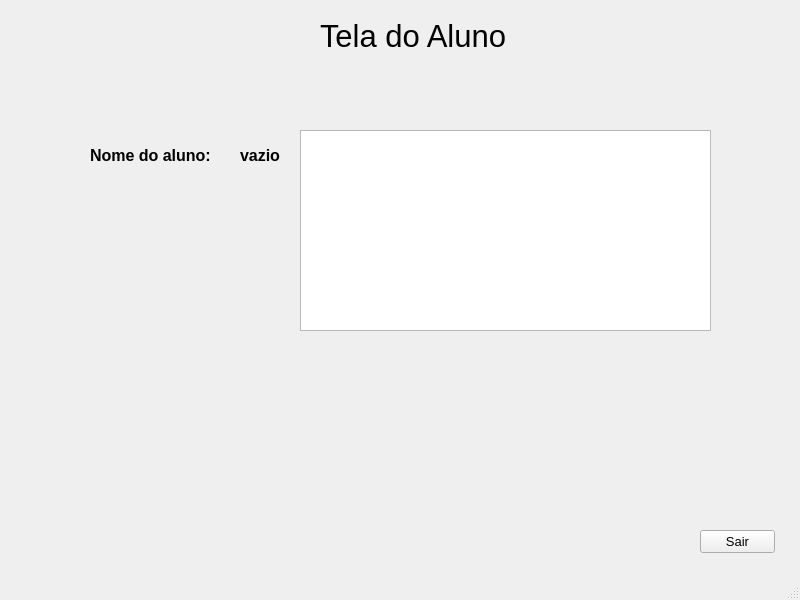
This is view/TelaAluno.ui in RafaSport/projetoAcademia as Qt 5 draws it before an edit. The edited form follows.
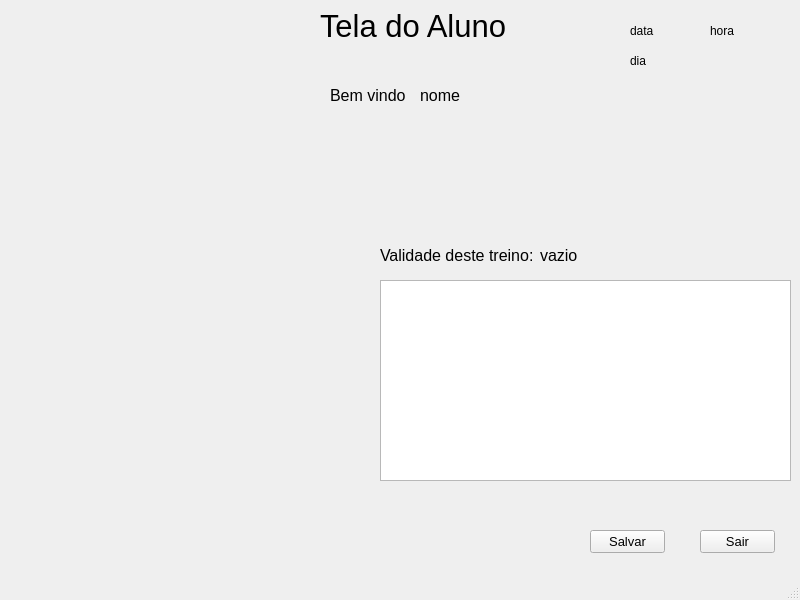
This is the edited form.

Commit message:
labels e tabela concluidos
Concluidos os labels de data, hora e dia, assim como a tabela de exercicios

What changed in the file:
```diff
--- a/view/TelaAluno.ui
+++ b/view/TelaAluno.ui
@@ -10,6 +10,24 @@
     <height>600</height>
    </rect>
   </property>
+  <property name="sizePolicy">
+   <sizepolicy hsizetype="Fixed" vsizetype="Fixed">
+    <horstretch>0</horstretch>
+    <verstretch>0</verstretch>
+   </sizepolicy>
+  </property>
+  <property name="minimumSize">
+   <size>
+    <width>800</width>
+    <height>600</height>
+   </size>
+  </property>
+  <property name="maximumSize">
+   <size>
+    <width>800</width>
+    <height>600</height>
+   </size>
+  </property>
   <property name="windowTitle">
    <string>TelaAluno</string>
   </property>
@@ -18,7 +36,7 @@
     <property name="geometry">
      <rect>
       <x>320</x>
-      <y>10</y>
+      <y>0</y>
       <width>191</width>
       <height>51</height>
      </rect>
@@ -35,41 +53,41 @@
    <widget class="QLabel" name="label_2">
     <property name="geometry">
      <rect>
-      <x>90</x>
-      <y>140</y>
-      <width>131</width>
+      <x>330</x>
+      <y>80</y>
+      <width>81</width>
       <height>31</height>
      </rect>
     </property>
     <property name="font">
      <font>
       <pointsize>12</pointsize>
-      <weight>75</weight>
-      <bold>true</bold>
+      <weight>50</weight>
+      <bold>false</bold>
      </font>
     </property>
     <property name="text">
-     <string>Nome do aluno:</string>
+     <string>Bem vindo</string>
     </property>
    </widget>
    <widget class="QLabel" name="lblNome">
     <property name="geometry">
      <rect>
-      <x>240</x>
-      <y>140</y>
-      <width>271</width>
+      <x>420</x>
+      <y>80</y>
+      <width>141</width>
       <height>31</height>
      </rect>
     </property>
     <property name="font">
      <font>
       <pointsize>12</pointsize>
-      <weight>75</weight>
-      <bold>true</bold>
+      <weight>50</weight>
+      <bold>false</bold>
      </font>
     </property>
     <property name="text">
-     <string>vazio</string>
+     <string>nome</string>
     </property>
    </widget>
    <widget class="QPushButton" name="btnSair">
@@ -93,13 +111,110 @@
    <widget class="QTableView" name="tabelaExercicios">
     <property name="geometry">
      <rect>
-      <x>300</x>
-      <y>130</y>
+      <x>380</x>
+      <y>280</y>
       <width>411</width>
       <height>201</height>
      </rect>
     </property>
    </widget>
+   <widget class="QLabel" name="lblData">
+    <property name="geometry">
+     <rect>
+      <x>630</x>
+      <y>20</y>
+      <width>61</width>
+      <height>21</height>
+     </rect>
+    </property>
+    <property name="text">
+     <string>data</string>
+    </property>
+   </widget>
+   <widget class="QLabel" name="lblHora">
+    <property name="geometry">
+     <rect>
+      <x>710</x>
+      <y>20</y>
+      <width>61</width>
+      <height>21</height>
+     </rect>
+    </property>
+    <property name="text">
+     <string>hora</string>
+    </property>
+   </widget>
+   <widget class="QLabel" name="lblDia">
+    <property name="geometry">
+     <rect>
+      <x>630</x>
+      <y>50</y>
+      <width>71</width>
+      <height>21</height>
+     </rect>
+    </property>
+    <property name="text">
+     <string>dia</string>
+    </property>
+   </widget>
+   <widget class="QLabel" name="lblNome_2">
+    <property name="geometry">
+     <rect>
+      <x>380</x>
+      <y>240</y>
+      <width>161</width>
+      <height>31</height>
+     </rect>
+    </property>
+    <property name="font">
+     <font>
+      <pointsize>12</pointsize>
+      <weight>50</weight>
+      <bold>false</bold>
+     </font>
+    </property>
+    <property name="text">
+     <string>Validade deste treino:</string>
+    </property>
+   </widget>
+   <widget class="QLabel" name="lblValidade">
+    <property name="geometry">
+     <rect>
+      <x>540</x>
+      <y>240</y>
+      <width>161</width>
+      <height>31</height>
+     </rect>
+    </property>
+    <property name="font">
+     <font>
+      <pointsize>12</pointsize>
+      <weight>50</weight>
+      <bold>false</bold>
+     </font>
+    </property>
+    <property name="text">
+     <string>vazio</string>
+    </property>
+   </widget>
+   <widget class="QPushButton" name="btnSalvar">
+    <property name="geometry">
+     <rect>
+      <x>590</x>
+      <y>530</y>
+      <width>75</width>
+      <height>23</height>
+     </rect>
+    </property>
+    <property name="font">
+     <font>
+      <pointsize>10</pointsize>
+     </font>
+    </property>
+    <property name="text">
+     <string>Salvar</string>
+    </property>
+   </widget>
   </widget>
   <widget class="QMenuBar" name="menubar">
    <property name="geometry">
```
The commit also changes 8 other files.
